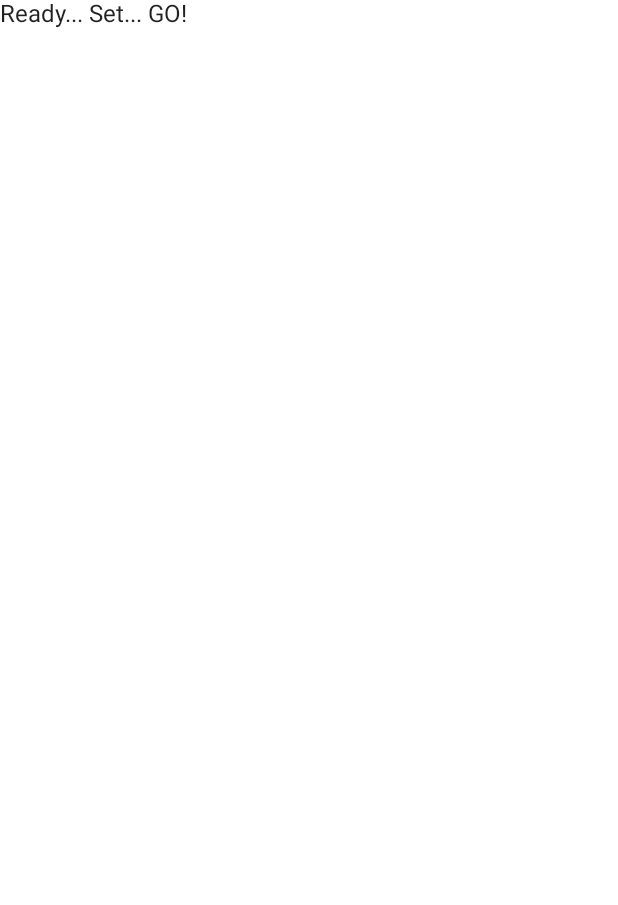
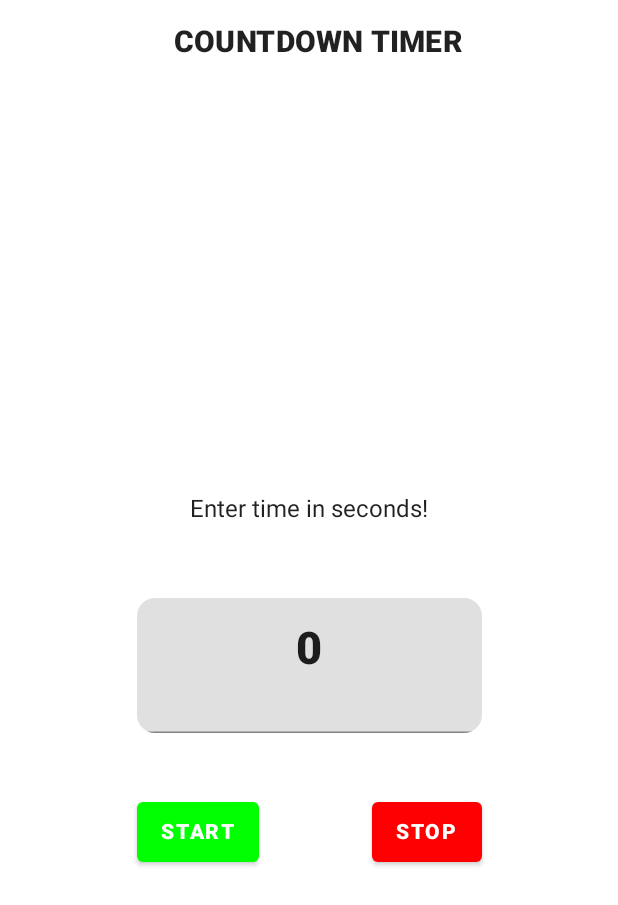
Before and after one commit to imnithish/Countdown-Timer, an Android app built with Jetpack Compose: the screen it shows after launch (MainActivity), on a phone screen of 412 x 824 dp. Before the commit the part shown is almost empty. Shown: the top 905 px of the screen. Run offline under Robolectric (Android 15) with nearby library versions, the phone set to English and light mode, and no system bars.

Commit message:
read to fly

```diff
--- a/app/src/main/java/com/example/androiddevchallenge/MainActivity.kt
+++ b/app/src/main/java/com/example/androiddevchallenge/MainActivity.kt
@@ -16,13 +16,32 @@
 package com.example.androiddevchallenge
 
 import android.os.Bundle
+import android.os.CountDownTimer
+import android.util.Log
 import androidx.activity.compose.setContent
 import androidx.appcompat.app.AppCompatActivity
-import androidx.compose.material.MaterialTheme
-import androidx.compose.material.Surface
-import androidx.compose.material.Text
+import androidx.compose.animation.animateColorAsState
+import androidx.compose.foundation.background
+import androidx.compose.foundation.clickable
+import androidx.compose.foundation.layout.*
+import androidx.compose.foundation.shape.RoundedCornerShape
+import androidx.compose.foundation.text.KeyboardOptions
+import androidx.compose.material.*
 import androidx.compose.runtime.Composable
+import androidx.compose.runtime.getValue
+import androidx.compose.runtime.mutableStateOf
+import androidx.compose.runtime.remember
+import androidx.compose.ui.Alignment
+import androidx.compose.ui.Modifier
+import androidx.compose.ui.draw.clip
+import androidx.compose.ui.graphics.Color
+import androidx.compose.ui.text.TextStyle
+import androidx.compose.ui.text.font.FontWeight
+import androidx.compose.ui.text.input.KeyboardType
+import androidx.compose.ui.text.style.TextAlign
 import androidx.compose.ui.tooling.preview.Preview
+import androidx.compose.ui.unit.dp
+import androidx.compose.ui.unit.sp
 import com.example.androiddevchallenge.ui.theme.MyTheme
 
 class MainActivity : AppCompatActivity() {
@@ -39,10 +58,147 @@ class MainActivity : AppCompatActivity() {
 // Start building your app here!
 @Composable
 fun MyApp() {
-    Surface(color = MaterialTheme.colors.background) {
-        Text(text = "Ready... Set... GO!")
+
+    val counterState = remember { mutableStateOf(4L) }
+    val backgroundColor by animateColorAsState(if (counterState.value < 4L) Color.Red else MaterialTheme.colors.surface)
+
+    Scaffold(topBar = {
+        TopAppBar(
+            title = {
+                Text(
+                    text = "COUNTDOWN TIMER",
+                    fontSize = 20.sp,
+                    fontWeight = FontWeight.ExtraBold,
+                    modifier = Modifier.fillMaxWidth(),
+                    textAlign = TextAlign.Center,
+                )
+            },
+            elevation = 0.dp,
+            backgroundColor = backgroundColor
+        )
+    }, content = {
+        Surface(
+            color = backgroundColor
+        ) {
+            Content() {
+                counterState.value = it
+            }
+        }
+    })
+}
+
+
+@Composable
+fun Content(count: (Long) -> Unit) {
+    val inputValue = remember { mutableStateOf(0L) }
+
+    Column(
+        modifier = Modifier
+            .fillMaxWidth()
+            .fillMaxHeight(),
+        verticalArrangement = Arrangement.Center,
+        horizontalAlignment = Alignment.CenterHorizontally
+    ) {
+
+        val timer =
+            object : CountDownTimer(inputValue.value * 1000L, 1000) {
+                override fun onTick(millisUntilFinished: Long) {
+                    inputValue.value = (millisUntilFinished / 1000)
+                    count((millisUntilFinished / 1000))
+                }
+
+                override fun onFinish() {
+                    inputValue.value = 0L
+                }
+            }
+
+        Text(
+            text = "Enter time in seconds!",
+            modifier = Modifier
+                .padding(24.dp)
+//                .background(color = backgroundColor)
+        )
+
+        Spacer(modifier = Modifier.height(10.dp))
+
+        TextField(
+            value = inputValue.value.toString(),
+            onValueChange = { inputValue.value = it.toLong() },
+            placeholder = {
+                Text(
+                    text = "0",
+                    textAlign = TextAlign.Center,
+                    color = Color.Gray,
+                    fontSize = 30.sp,
+                    fontWeight = FontWeight.ExtraBold,
+                )
+            },
+            modifier = Modifier
+                .padding(all = 16.dp)
+                .width(230.dp)
+                .height(90.dp)
+                .clip(RoundedCornerShape(12.dp)),
+//                .background(color = backgroundColor)
+            keyboardOptions = KeyboardOptions(
+                keyboardType = KeyboardType.Number
+            ),
+            textStyle = TextStyle(
+                fontSize = 30.sp,
+                fontWeight = FontWeight.ExtraBold,
+                textAlign = TextAlign.Center
+            ),
+        )
+
+        Spacer(modifier = Modifier.height(30.dp))
+
+        Row(
+            modifier = Modifier.width(230.dp), horizontalArrangement = Arrangement.SpaceBetween
+        ) {
+
+            Button(
+                onClick = {
+                    timer.start()
+
+                },
+                modifier = Modifier
+                    .height(40.dp),
+                colors = ButtonDefaults.textButtonColors(
+                    backgroundColor = Color.Green,
+                    contentColor = Color.White
+                )
+            ) {
+                Text(
+                    "START", fontSize = 14.sp,
+                    fontWeight = FontWeight.ExtraBold,
+                )
+            }
+
+            Button(
+                onClick = {
+                    timer.cancel()
+                },
+                modifier = Modifier
+                    .height(40.dp),
+                colors = ButtonDefaults.textButtonColors(
+                    backgroundColor = Color.Red,
+                    contentColor = Color.White
+                )
+            ) {
+                Text(
+                    "STOP", fontSize = 14.sp,
+                    fontWeight = FontWeight.ExtraBold,
+                )
+            }
+
+
+        }
+
+
     }
+
+
 }
+
 
 @Preview("Light Theme", widthDp = 360, heightDp = 640)
 @Composable
```
Also changed, not shown: 4 other files.
